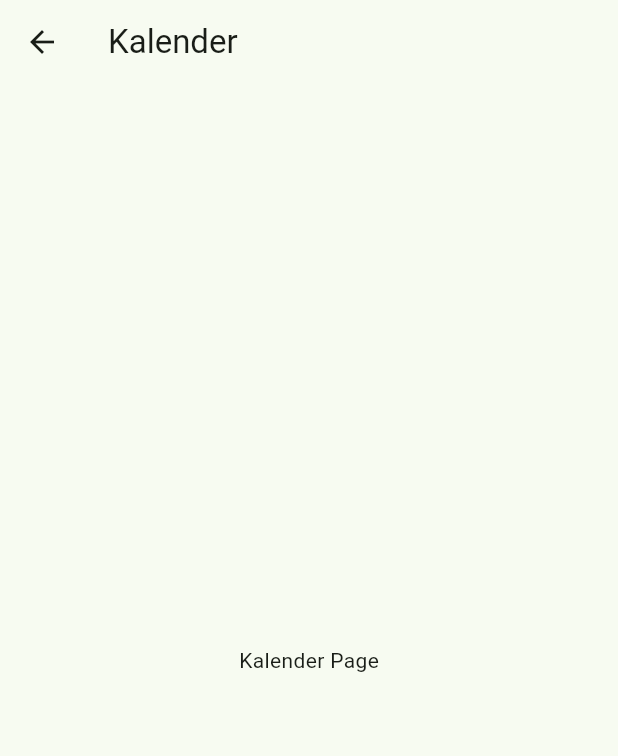
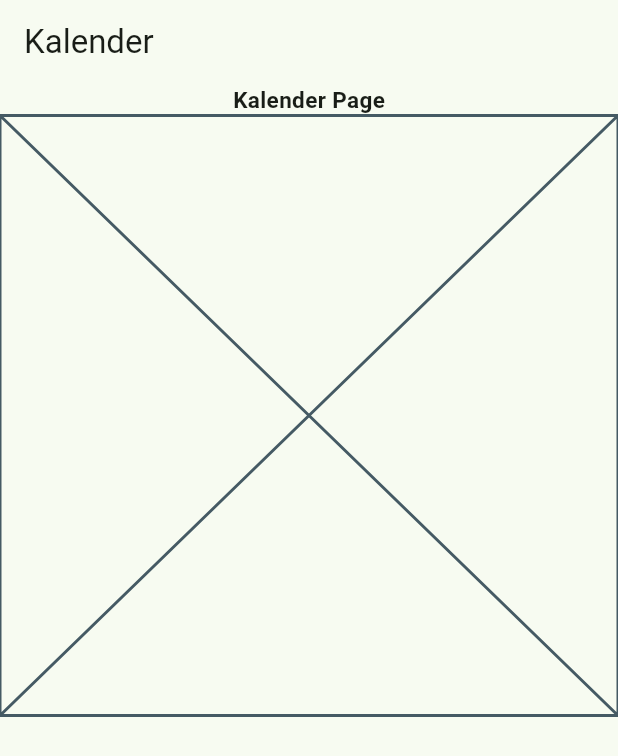
Before and after one commit to Feeelix92/campus_guide_gui, a Flutter app: the screen it shows after launch, in the side drawer, after a tap on "Kalender", on a phone screen of 412 x 824 dp. Shown: the top 756 px of the screen. Run offline on Flutter 3.47's test engine with Material 2 defaults, Android fonts, the phone set to English and light mode, and no system bars.

Commit message:
added h1, h2 and moved Drawer to appDrawer.dart

```diff
--- a/lib/screens/calendar.dart
+++ b/lib/screens/calendar.dart
@@ -1,4 +1,5 @@
 import 'package:flutter/material.dart';
+import '../widgets/h2.dart';
 
 class Calendar extends StatelessWidget {
   const Calendar({Key? key}) : super(key: key);
@@ -10,7 +11,12 @@ class Calendar extends StatelessWidget {
         title: const Text('Kalender'),
       ),
       body: const Center(
-        child: Text('Kalender Page'),
+        child: Column(
+          children: [
+            H2(text: 'Kalender Page'),
+            Placeholder(),
+          ],
+        ),
       ),
     );
   }
--- a/lib/screens/home.dart
+++ b/lib/screens/home.dart
@@ -1,4 +1,6 @@
 import 'package:flutter/material.dart';
+import '../widgets/appDrawer.dart';
+import '../widgets/h1.dart';
 
 class Home extends StatefulWidget {
   const Home({super.key, required this.title});
@@ -21,12 +23,8 @@ class _HomeState extends State<Home> {
       body: const Center(
         child: Column(
           children: <Widget>[
-            Text(
-              'Herzlich Willkommen im Campus Guide!',
-              style: TextStyle(
-                fontSize: 20,
-                fontWeight: FontWeight.bold,
-              ),
+            H1(
+              text: 'Herzlich Willkommen im Campus Guide!',
             ),
           ],
         ),
@@ -34,48 +32,3 @@ class _HomeState extends State<Home> {
     );
   }
 }
-
-class AppDrawer extends StatelessWidget {
-  const AppDrawer({super.key});
-
-  @override
-  Widget build(BuildContext context) {
-    return Drawer(
-      child: ListView(
-        padding: EdgeInsets.zero,
-        children: [
-          ListTile(
-            leading: const Icon(
-              Icons.calendar_month_outlined,
-            ),
-            title: const Text('Kalender'),
-            onTap: () {
-              Navigator.pop(context);
-              Navigator.pushNamed(context, '/calendar');
-            },
-          ),
-          ListTile(
-            leading: const Icon(
-              Icons.chat,
-            ),
-            title: const Text('Nachrichten'),
-            onTap: () {
-              Navigator.pop(context);
-              Navigator.pushNamed(context, '/news');
-            },
-          ),
-          ListTile(
-            leading: const Icon(
-              Icons.location_city,
-            ),
-            title: const Text('Locations'),
-            onTap: () {
-              Navigator.pop(context);
-              Navigator.pushNamed(context, '/locations');
-            },
-          ),
-        ],
-      ),
-    );
-  }
-}
--- /dev/null
+++ b/lib/widgets/appDrawer.dart
@@ -0,0 +1,46 @@
+import 'package:flutter/material.dart';
+
+class AppDrawer extends StatelessWidget {
+  const AppDrawer({super.key});
+
+  @override
+  Widget build(BuildContext context) {
+    return Drawer(
+      child: ListView(
+        padding: EdgeInsets.zero,
+        children: [
+          ListTile(
+            leading: const Icon(
+              Icons.calendar_month_outlined,
+            ),
+            title: const Text('Kalender'),
+            onTap: () {
+              Navigator.pop(context);
+              Navigator.pushReplacementNamed(context, '/calendar');
+            },
+          ),
+          ListTile(
+            leading: const Icon(
+              Icons.chat,
+            ),
+            title: const Text('Nachrichten'),
+            onTap: () {
+              Navigator.pop(context);
+              Navigator.pushReplacementNamed(context, '/news');
+            },
+          ),
+          ListTile(
+            leading: const Icon(
+              Icons.location_city,
+            ),
+            title: const Text('Locations'),
+            onTap: () {
+              Navigator.pop(context);
+              Navigator.pushReplacementNamed(context, '/locations');
+            },
+          ),
+        ],
+      ),
+    );
+  }
+}
--- /dev/null
+++ b/lib/widgets/h1.dart
@@ -0,0 +1,26 @@
+import 'package:flutter/material.dart';
+
+class H1 extends StatefulWidget {
+  const H1({
+    super.key,
+    required String text,
+  }) : _text = text;
+
+  final String _text;
+
+  @override
+  State<H1> createState() => _H1State();
+}
+
+class _H1State extends State<H1> {
+  @override
+  Widget build(BuildContext context) {
+    return Text(
+      widget._text,
+      style: const TextStyle(
+        fontSize: 20,
+        fontWeight: FontWeight.bold,
+      ),
+    );
+  }
+}
--- /dev/null
+++ b/lib/widgets/h2.dart
@@ -0,0 +1,26 @@
+import 'package:flutter/material.dart';
+
+class H2 extends StatefulWidget {
+  const H2({
+    super.key,
+    required String text,
+  }) : _text = text;
+
+  final String _text;
+
+  @override
+  State<H2> createState() => _H2State();
+}
+
+class _H2State extends State<H2> {
+  @override
+  Widget build(BuildContext context) {
+    return Text(
+      widget._text,
+      style: const TextStyle(
+        fontSize: 15,
+        fontWeight: FontWeight.bold,
+      ),
+    );
+  }
+}
```
Also changed, not shown: lib/screens/locations.dart (+7 -1 lines), lib/screens/news.dart (+7 -1 lines).
